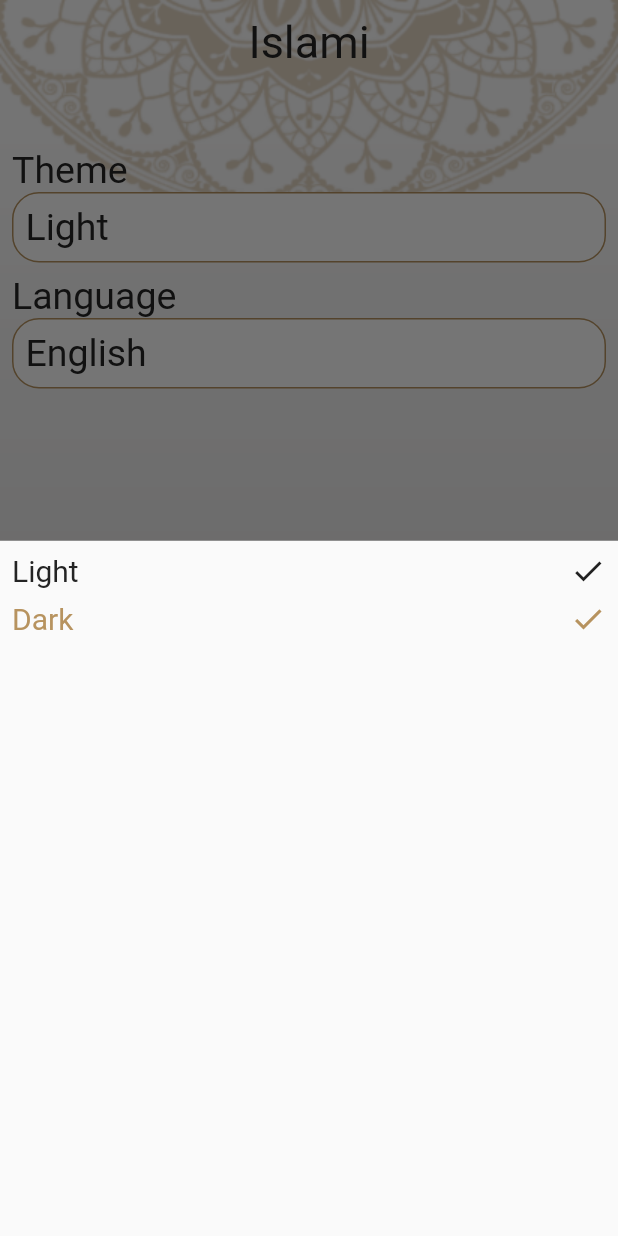
After one commit to alaa745/Islami-App, a Flutter app: the screen it shows after launch, item 5 of the bottom bar chosen, after a tap on "Light", on a phone screen of 412 x 824 dp. The commit adds this screen. Run offline on Flutter 3.47's test engine with Material 2 defaults, Android fonts, the phone set to English and light mode, and no system bars.

Commit message:
added settings tab

```diff
--- a/lib/ui/home/home_screen.dart
+++ b/lib/ui/home/home_screen.dart
@@ -5,6 +5,7 @@ import 'package:islamiapp/ui/home/hadeth/hadeth_tab.dart';
 import 'package:islamiapp/ui/home/quran/quran_tab.dart';
 import 'package:islamiapp/ui/home/radio/radio_tab.dart';
 import 'package:islamiapp/ui/home/sebha/sebha_tab.dart';
+import 'package:islamiapp/ui/home/settings/settings_tab.dart';
 import 'package:islamiapp/ui/theme_data.dart';
 
 class HomeScreen extends StatefulWidget {
@@ -21,6 +22,7 @@ class _HomeScreenState extends State<HomeScreen> {
     HadethTab(),
     SebhaTab(),
     RadioTab(),
+    SettingsTab()
   ];
   @override
   Widget build(BuildContext context) {
@@ -70,6 +72,11 @@ class _HomeScreenState extends State<HomeScreen> {
               icon: const ImageIcon(AssetImage('assets/images/radio.png')),
               label: 'Radio',
             ),
+            BottomNavigationBarItem(
+              backgroundColor: Theme.of(context).primaryColor,
+              icon: const Icon(Icons.settings),
+              label: 'Settings',
+            ),
           ],
         ),
       ),
--- /dev/null
+++ b/lib/ui/home/settings/Theme_bottom_sheet.dart
@@ -0,0 +1,41 @@
+import 'package:flutter/material.dart';
+import 'package:flutter/src/widgets/framework.dart';
+import 'package:flutter/src/widgets/placeholder.dart';
+
+class ThemeBottomSheet extends StatelessWidget {
+  @override
+  Widget build(BuildContext context) {
+    return Container(
+      padding: const EdgeInsets.symmetric(vertical: 8.0, horizontal: 8.0),
+      child: Column(
+        crossAxisAlignment: CrossAxisAlignment.stretch,
+        children: [
+          Row(
+            mainAxisAlignment: MainAxisAlignment.spaceBetween,
+            children: [
+              Text(
+                'Light',
+                style: Theme.of(context).textTheme.bodyText2,
+              ),
+              const Icon(Icons.check)
+            ],
+          ),
+          const SizedBox(height: 8.0),
+          Row(
+            mainAxisAlignment: MainAxisAlignment.spaceBetween,
+            children: [
+              Text(
+                'Dark',
+                style: Theme.of(context)
+                    .textTheme
+                    .bodyText2!
+                    .copyWith(color: Theme.of(context).accentColor),
+              ),
+              Icon(Icons.check, color: Theme.of(context).accentColor)
+            ],
+          ),
+        ],
+      ),
+    );
+  }
+}
--- /dev/null
+++ b/lib/ui/home/settings/settings_tab.dart
@@ -0,0 +1,79 @@
+import 'package:flutter/material.dart';
+import 'package:flutter/src/widgets/framework.dart';
+import 'package:flutter/src/widgets/placeholder.dart';
+import 'package:islamiapp/ui/home/settings/Theme_bottom_sheet.dart';
+
+class SettingsTab extends StatelessWidget {
+  const SettingsTab({super.key});
+
+  @override
+  Widget build(BuildContext context) {
+    return Container(
+      padding: const EdgeInsets.all(8.0),
+      margin: const EdgeInsets.symmetric(vertical: 35),
+      child: Column(
+        crossAxisAlignment: CrossAxisAlignment.stretch,
+        children: [
+          Text(
+            'Theme',
+            style: Theme.of(context).textTheme.headline5,
+          ),
+          InkWell(
+            onTap: () {
+              ShowThemeBottomSheet(context);
+            },
+            child: Container(
+              padding:
+                  const EdgeInsets.symmetric(vertical: 8.0, horizontal: 8.0),
+              decoration: BoxDecoration(
+                borderRadius: BorderRadius.circular(18),
+                color: Theme.of(context).cardColor,
+                border: Border.all(
+                  color: Theme.of(context).accentColor,
+                  width: 1,
+                ),
+              ),
+              child: Text(
+                'Light',
+                style: Theme.of(context).textTheme.headline5,
+              ),
+            ),
+          ),
+          const SizedBox(height: 8),
+          Text(
+            'Language',
+            style: Theme.of(context).textTheme.headline5,
+          ),
+          InkWell(
+            onTap: () {},
+            child: Container(
+              padding:
+                  const EdgeInsets.symmetric(vertical: 8.0, horizontal: 8.0),
+              decoration: BoxDecoration(
+                borderRadius: BorderRadius.circular(18),
+                color: Theme.of(context).cardColor,
+                border: Border.all(
+                  color: Theme.of(context).accentColor,
+                  width: 1,
+                ),
+              ),
+              child: Text(
+                'English',
+                style: Theme.of(context).textTheme.headline5,
+              ),
+            ),
+          ),
+        ],
+      ),
+    );
+  }
+
+  void ShowThemeBottomSheet(BuildContext context) {
+    showModalBottomSheet(
+      context: context,
+      builder: (context) {
+        return ThemeBottomSheet();
+      },
+    );
+  }
+}
```
